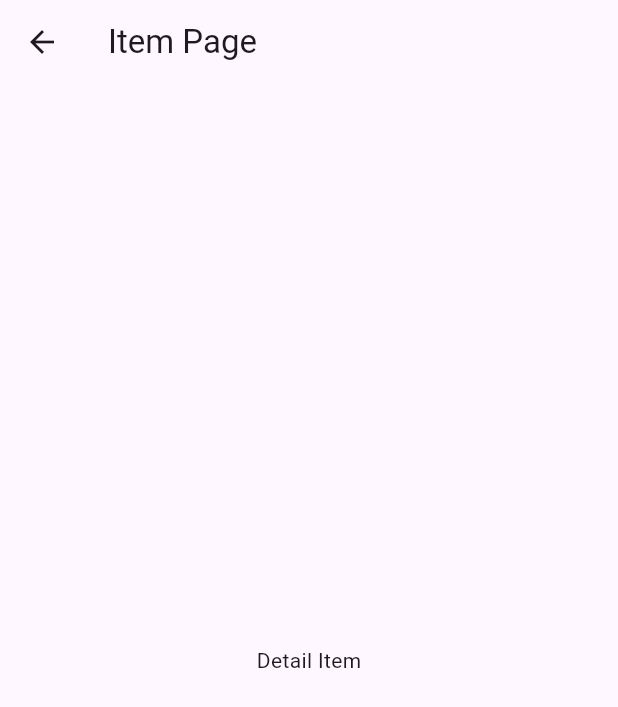
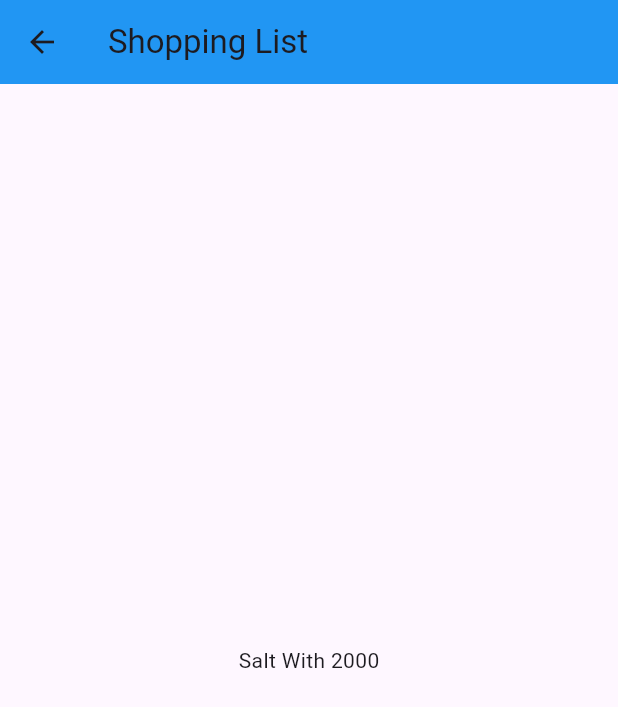
Before and after one commit to fael83/Smt4-Pemrograman_Mobile, a Flutter app: the ItemPage screen opened by its route, on a phone screen of 412 x 824 dp. Shown: the top 707 px of the screen. Run offline on Flutter 3.47's test engine with Material 3 defaults, Android fonts, the phone set to English and light mode, and no system bars.

Commit message:
Langkah 7

```diff
--- a/belanja/lib/pages/item_page.dart
+++ b/belanja/lib/pages/item_page.dart
@@ -7,10 +7,11 @@ class ItemPage extends StatelessWidget {
   Widget build(BuildContext context) {
     return Scaffold(
       appBar: AppBar(
-        title: Text('Item Page'),
+        title: Text('Shopping List'),
+        backgroundColor: Colors.blue,
       ),
       body: Center(
-        child: Text('Detail Item'),
+        child: Text('Salt With 2000'),
       ),
     );
   }
```
Also changed, not shown: belanja/lib/pages/home_page.dart (+6 -1 lines), belanja/images/02.png (added).
